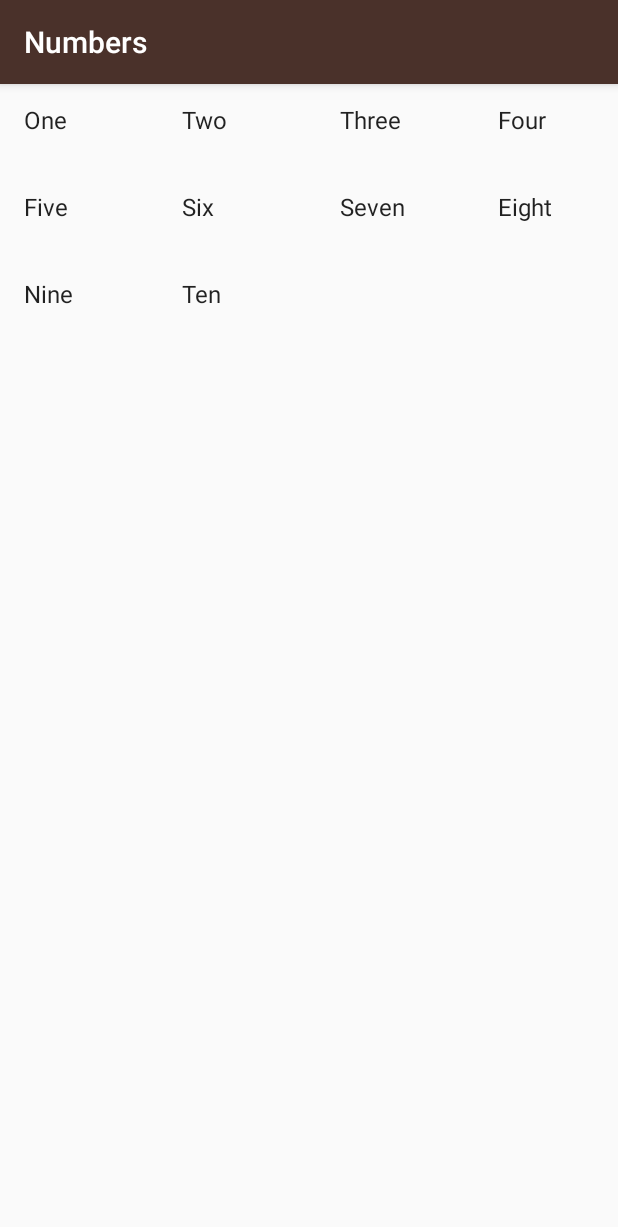
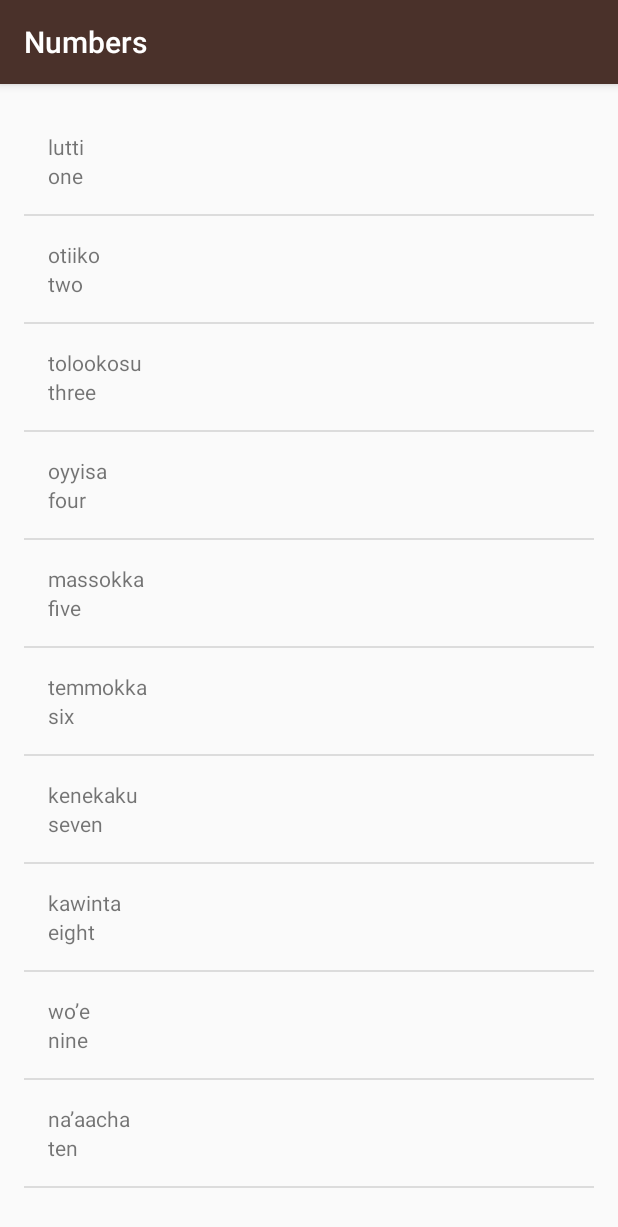
Before and after one commit to elisavetTriant/Miwok, an Android app: the NumbersActivity screen opened directly, with no data from a screen before it, on a phone screen of 412 x 824 dp. Shown: the top 1227 px of the screen. Run offline under Robolectric (Android 15) with nearby library versions, the phone set to English and light mode, and no system bars.

Commit message:
Miwok App V2.05
Added a custom Word class and a custom WordAdapter to display the Number
words in a List

```diff
--- a/app/src/main/java/com/example/android/miwok/NumbersActivity.java
+++ b/app/src/main/java/com/example/android/miwok/NumbersActivity.java
@@ -2,8 +2,6 @@ package com.example.android.miwok;
 
 import android.support.v7.app.AppCompatActivity;
 import android.os.Bundle;
-import android.widget.ArrayAdapter;
-import android.widget.GridView;
 import android.widget.ListView;
 
 import java.util.ArrayList;
@@ -15,23 +13,23 @@ public class NumbersActivity extends AppCompatActivity {
         super.onCreate(savedInstanceState);
         setContentView(R.layout.activity_numbers);
 
-        ArrayList<String> words = new ArrayList<String>();
-        words.add("One");
-        words.add("Two");
-        words.add("Three");
-        words.add("Four");
-        words.add("Five");
-        words.add("Six");
-        words.add("Seven");
-        words.add("Eight");
-        words.add("Nine");
-        words.add("Ten");
+        ArrayList<Word> words = new ArrayList<Word>();
+        words.add(new Word("one", "lutti"));
+        words.add(new Word("two", "otiiko"));
+        words.add(new Word("three", "tolookosu"));
+        words.add(new Word("four", "oyyisa"));
+        words.add(new Word("five", "massokka"));
+        words.add(new Word("six", "temmokka"));
+        words.add(new Word("seven", "kenekaku"));
+        words.add(new Word("eight", "kawinta"));
+        words.add(new Word("nine", "wo’e"));
+        words.add(new Word("ten", "na’aacha"));
 
-        ArrayAdapter<String> itemsAdapter = new ArrayAdapter<String>(this, android.R.layout.simple_list_item_1, words);
+        WordAdapter wordAdapter = new WordAdapter(this, words);
 
-        GridView gridView = (GridView) findViewById(R.id.gridview);
+        ListView listView = (ListView) findViewById(R.id.list);
 
-        gridView.setAdapter(itemsAdapter);
+        listView.setAdapter(wordAdapter);
 
     }
 }
--- /dev/null
+++ b/app/src/main/java/com/example/android/miwok/Word.java
@@ -0,0 +1,30 @@
+package com.example.android.miwok;
+
+/**
+ * Created by Eli on 12-Mar-18.
+ */
+
+public class Word {
+    /** Default translation for the word */
+    private String mDefaultTranslation;
+
+    /** Miwok translation for the word */
+    private String mMiwokTranslation;
+
+    /** Word Class Constructor */
+    public Word (String defaultTranslation, String miwokTranslation){
+        mDefaultTranslation = defaultTranslation;
+        mMiwokTranslation = miwokTranslation;
+    }
+
+    /** Getter for default translation String */
+    public String getDefaultTranslation() {
+        return mDefaultTranslation;
+    }
+
+    /** Getter for Miwok translation of the word*/
+    public String getMiwokTranslation() {
+        return mMiwokTranslation;
+    }
+
+}
--- /dev/null
+++ b/app/src/main/java/com/example/android/miwok/WordAdapter.java
@@ -0,0 +1,65 @@
+package com.example.android.miwok;
+
+import android.app.Activity;
+import android.view.LayoutInflater;
+import android.view.View;
+import android.view.ViewGroup;
+import android.widget.ArrayAdapter;
+import android.widget.TextView;
+
+import java.util.ArrayList;
+
+/**
+ * Created by Eli on 12-Mar-18.
+ */
+
+public class WordAdapter extends ArrayAdapter<Word> {
+
+    public WordAdapter(Activity context, ArrayList<Word> words){
+
+        // Here, we initialize the ArrayAdapter's internal storage for the context and the list.
+        // the second argument is used when the ArrayAdapter is populating a single TextView.
+        // Because this is a custom adapter for two TextViews and an ImageView, the adapter is not
+        // going to use this second argument, so it can be any value. Here, we used 0.
+        super(context, 0, words);
+    }
+
+    /**
+     * Provides a view for an AdapterView (ListView, GridView, etc.)
+     *
+     * @param position The position in the list of data that should be displayed in the
+     *                 list item view.
+     * @param convertView The recycled view to populate.
+     * @param parent The parent ViewGroup that is used for inflation.
+     * @return The View for the position in the AdapterView.
+     */
+    @Override
+    public View getView(int position, View convertView, ViewGroup parent) {
+        // Check if the existing view is being reused, otherwise inflate the view
+        View listItemView = convertView;
+        if(listItemView == null) {
+            listItemView = LayoutInflater.from(getContext()).inflate(
+                    R.layout.list_item, parent, false);
+        }
+
+        // Get the {@link Word} object located at this position in the list
+        Word currentWord = getItem(position);
+
+        // Find the TextView in the list_item.xml layout with the ID miwok_translation_word
+        TextView miwokTranslationWordTextView = (TextView) listItemView.findViewById(R.id.miwok_translation_word);
+        // Get the miwok word from the current Word object and
+        // set this text on the miwokTranslationWord TextView
+        miwokTranslationWordTextView.setText(currentWord.getMiwokTranslation());
+
+        // Find the TextView in the list_item.xml layout with the ID default_translation_word
+        TextView defaultTranslationWordTextView = (TextView) listItemView.findViewById(R.id.default_translation_word);
+        // Get the the default translation from the current Word object and
+        // set this text on the defaultTranslationWord TextView
+        defaultTranslationWordTextView.setText(currentWord.getDefaultTranslation());
+
+
+        // Return the whole list item layout (containing 2 TextViews)
+        // so that it can be shown in the ListView
+        return listItemView;
+    }
+}
--- a/app/src/main/res/layout/activity_numbers.xml
+++ b/app/src/main/res/layout/activity_numbers.xml
@@ -1,12 +1,12 @@
 <?xml version="1.0" encoding="utf-8"?>
-<GridView xmlns:android="http://schemas.android.com/apk/res/android"
-    android:id="@+id/gridview"
+<ListView xmlns:android="http://schemas.android.com/apk/res/android"
+    xmlns:tools="http://schemas.android.com/tools"
+    android:id="@+id/list"
+    android:orientation="vertical"
     android:layout_width="match_parent"
     android:layout_height="match_parent"
-    android:columnWidth="90dp"
-    android:numColumns="auto_fit"
-    android:verticalSpacing="10dp"
-    android:horizontalSpacing="10dp"
-    android:stretchMode="columnWidth"
-    android:gravity="center"
-    />
+    android:paddingBottom="@dimen/activity_vertical_margin"
+    android:paddingLeft="@dimen/activity_horizontal_margin"
+    android:paddingRight="@dimen/activity_horizontal_margin"
+    android:paddingTop="@dimen/activity_vertical_margin"
+    tools:context="com.example.android.miwok.NumbersActivity"/>
--- /dev/null
+++ b/app/src/main/res/layout/list_item.xml
@@ -0,0 +1,24 @@
+<?xml version="1.0" encoding="utf-8"?>
+<LinearLayout xmlns:android="http://schemas.android.com/apk/res/android"
+    xmlns:tools="http://schemas.android.com/tools"
+    android:orientation="vertical"
+    android:layout_width="match_parent"
+    android:layout_height="match_parent"
+    android:paddingBottom="@dimen/activity_vertical_margin"
+    android:paddingLeft="@dimen/activity_horizontal_margin"
+    android:paddingRight="@dimen/activity_horizontal_margin"
+    android:paddingTop="@dimen/activity_vertical_margin">
+
+    <TextView
+        android:id="@+id/miwok_translation_word"
+        android:layout_width="wrap_content"
+        android:layout_height="wrap_content"
+        tools:text="Lutti"/>
+
+    <TextView
+        android:id="@+id/default_translation_word"
+        android:layout_width="wrap_content"
+        android:layout_height="wrap_content"
+        tools:text="One"/>
+
+</LinearLayout>
```
